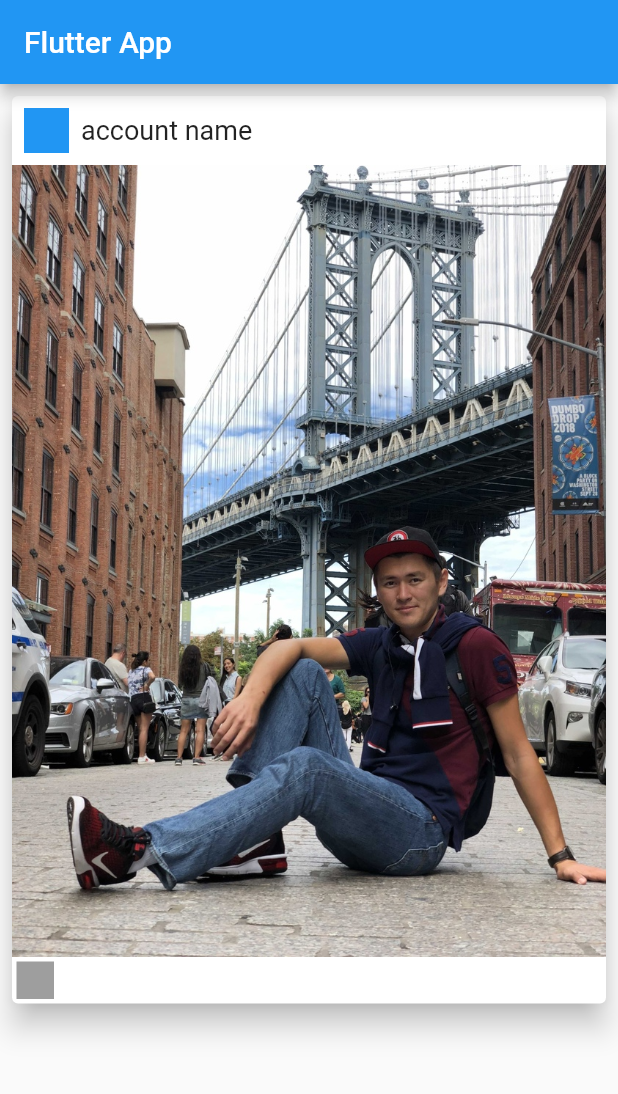
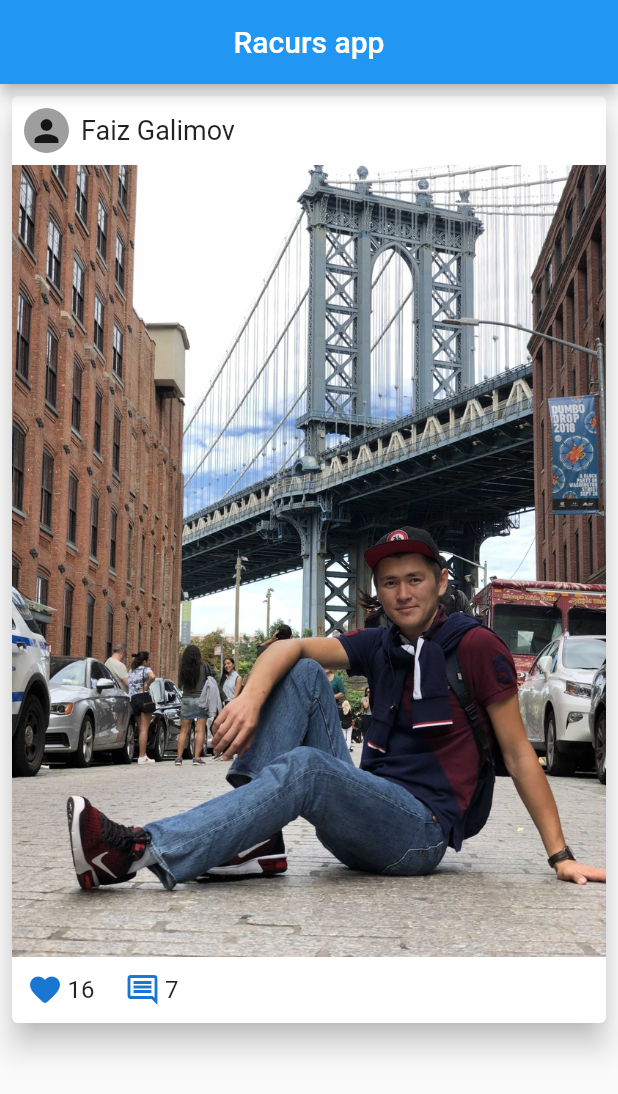
Before and after one commit to zirg41/racurs_app, a Flutter app: the screen it shows after launch, on a phone screen of 412 x 824 dp. Shown: the top 1094 px of the screen. Run offline on Flutter 3.47's test engine with Material 2 defaults, Android fonts, the phone set to English and light mode, and no system bars.

Commit message:
Likes, Comments widgets are added

```diff
--- a/lib/main.dart
+++ b/lib/main.dart
@@ -1,4 +1,6 @@
 import 'package:flutter/material.dart';
+import 'package:flutter_complete_guide/widgets/comments.dart';
+import 'package:flutter_complete_guide/widgets/likes.dart';
 
 void main() => runApp(MyApp());
 
@@ -17,7 +19,9 @@ class MyHomePage extends StatelessWidget {
   Widget build(BuildContext context) {
     return Scaffold(
         appBar: AppBar(
-          title: Text('Flutter App'),
+          title: Center(
+            child: Text('Racurs app'),
+          ),
         ),
         body: Column(
           children: [
@@ -35,11 +39,15 @@ class MyHomePage extends StatelessWidget {
                           Container(
                             width: 30,
                             height: 30,
-                            color: Colors.blue,
                             margin: EdgeInsets.all(8),
+                            child: Icon(Icons.person),
+                            decoration: BoxDecoration(
+                              shape: BoxShape.circle,
+                              color: Colors.grey,
+                            ),
                           ),
                           Text(
-                            "account name",
+                            "Faiz Galimov",
                             style: TextStyle(fontSize: 18),
                           )
                         ],
@@ -52,12 +60,8 @@ class MyHomePage extends StatelessWidget {
                     ),
                     Row(
                       children: [
-                        Container(
-                          margin: EdgeInsets.all(3),
-                          height: 25,
-                          width: 25,
-                          color: Colors.grey,
-                        ),
+                        Likes(likesCount: 16),
+                        Comments(commentsCount: 7)
                       ],
                     )
                   ],
--- /dev/null
+++ b/lib/widgets/comments.dart
@@ -0,0 +1,31 @@
+import 'package:flutter/material.dart';
+
+class Comments extends StatelessWidget {
+  final int commentsCount;
+
+  Comments({
+    @required this.commentsCount,
+  });
+
+  @override
+  Widget build(BuildContext context) {
+    return Container(
+      margin: EdgeInsets.symmetric(vertical: 10, horizontal: 10),
+      child: Row(
+        children: [
+          Padding(
+            padding: const EdgeInsets.only(right: 3),
+            child: Icon(
+              Icons.comment_outlined,
+              color: Colors.blue.shade700,
+            ),
+          ),
+          Text(
+            "$commentsCount",
+            style: TextStyle(fontSize: 16),
+          ),
+        ],
+      ),
+    );
+  }
+}
--- /dev/null
+++ b/lib/widgets/likes.dart
@@ -0,0 +1,31 @@
+import 'package:flutter/material.dart';
+
+class Likes extends StatelessWidget {
+  final int likesCount;
+
+  Likes({
+    @required this.likesCount,
+  });
+
+  @override
+  Widget build(BuildContext context) {
+    return Container(
+      margin: EdgeInsets.symmetric(vertical: 10, horizontal: 10),
+      child: Row(
+        children: [
+          Padding(
+            padding: const EdgeInsets.only(right: 3),
+            child: Icon(
+              Icons.favorite_rounded,
+              color: Colors.blue.shade700,
+            ),
+          ),
+          Text(
+            "$likesCount",
+            style: TextStyle(fontSize: 16),
+          ),
+        ],
+      ),
+    );
+  }
+}
--- a/pubspec.yaml
+++ b/pubspec.yaml
@@ -18,7 +18,7 @@ publish_to: 'none' # Remove this line if you wish to publish to pub.dev
 version: 1.0.0+1
 
 environment:
-  sdk: ">=2.11.0 <3.0.0"
+  sdk: ">=2.10.0 <3.0.0"
 
 dependencies:
   flutter:
```
